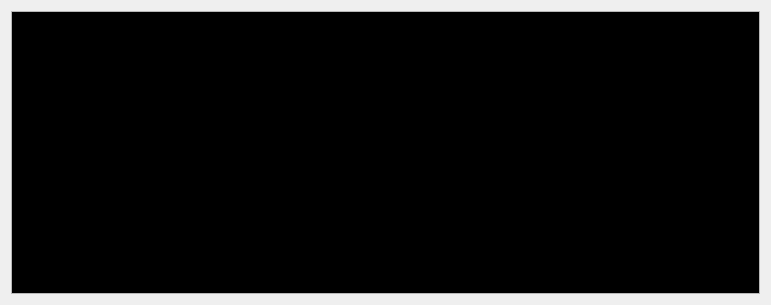
This is ui/console_item.ui in fabrikant/akniga-parser as Qt 5 draws it before an edit. The edited form follows.
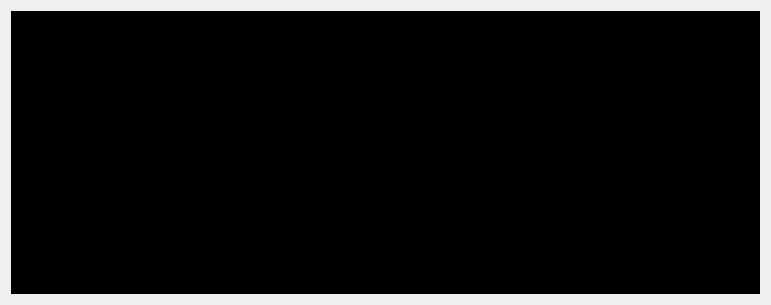
This is the edited form.

The edit to the form file:
```diff
--- a/ui/console_item.ui
+++ b/ui/console_item.ui
@@ -15,97 +15,10 @@
   </property>
   <layout class="QGridLayout" name="gridLayout">
    <item row="0" column="0">
-    <widget class="QTextEdit" name="console_text">
-     <property name="palette">
-      <palette>
-       <active>
-        <colorrole role="Text">
-         <brush brushstyle="SolidPattern">
-          <color alpha="255">
-           <red>255</red>
-           <green>255</green>
-           <blue>255</blue>
-          </color>
-         </brush>
-        </colorrole>
-        <colorrole role="Base">
-         <brush brushstyle="SolidPattern">
-          <color alpha="255">
-           <red>0</red>
-           <green>0</green>
-           <blue>0</blue>
-          </color>
-         </brush>
-        </colorrole>
-        <colorrole role="PlaceholderText">
-         <brush brushstyle="SolidPattern">
-          <color alpha="128">
-           <red>255</red>
-           <green>255</green>
-           <blue>255</blue>
-          </color>
-         </brush>
-        </colorrole>
-       </active>
-       <inactive>
-        <colorrole role="Text">
-         <brush brushstyle="SolidPattern">
-          <color alpha="255">
-           <red>255</red>
-           <green>255</green>
-           <blue>255</blue>
-          </color>
-         </brush>
-        </colorrole>
-        <colorrole role="Base">
-         <brush brushstyle="SolidPattern">
-          <color alpha="255">
-           <red>0</red>
-           <green>0</green>
-           <blue>0</blue>
-          </color>
-         </brush>
-        </colorrole>
-        <colorrole role="PlaceholderText">
-         <brush brushstyle="SolidPattern">
-          <color alpha="128">
-           <red>255</red>
-           <green>255</green>
-           <blue>255</blue>
-          </color>
-         </brush>
-        </colorrole>
-       </inactive>
-       <disabled>
-        <colorrole role="Text">
-         <brush brushstyle="SolidPattern">
-          <color alpha="255">
-           <red>190</red>
-           <green>190</green>
-           <blue>190</blue>
-          </color>
-         </brush>
-        </colorrole>
-        <colorrole role="Base">
-         <brush brushstyle="SolidPattern">
-          <color alpha="255">
-           <red>239</red>
-           <green>239</green>
-           <blue>239</blue>
-          </color>
-         </brush>
-        </colorrole>
-        <colorrole role="PlaceholderText">
-         <brush brushstyle="SolidPattern">
-          <color alpha="128">
-           <red>0</red>
-           <green>0</green>
-           <blue>0</blue>
-          </color>
-         </brush>
-        </colorrole>
-       </disabled>
-      </palette>
+    <widget class="QTextBrowser" name="console_text">
+     <property name="styleSheet">
+      <string notr="true">background-color: rgb(0, 0, 0);
+color: rgb(255, 255, 255);</string>
      </property>
      <property name="readOnly">
       <bool>true</bool>
```
